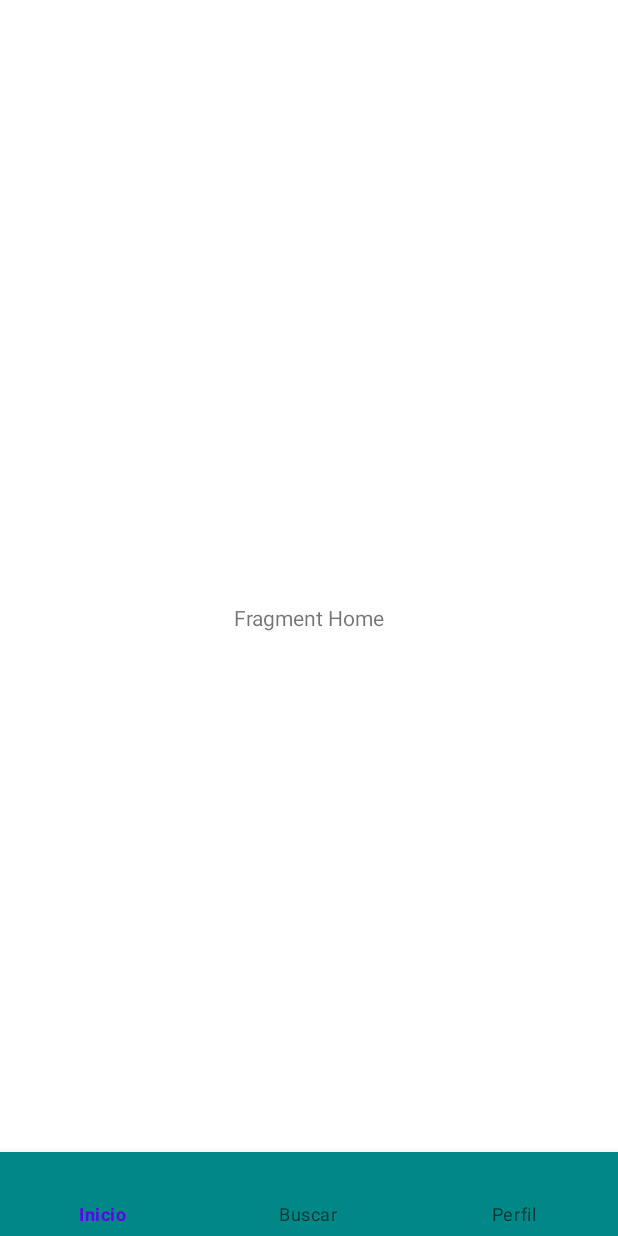
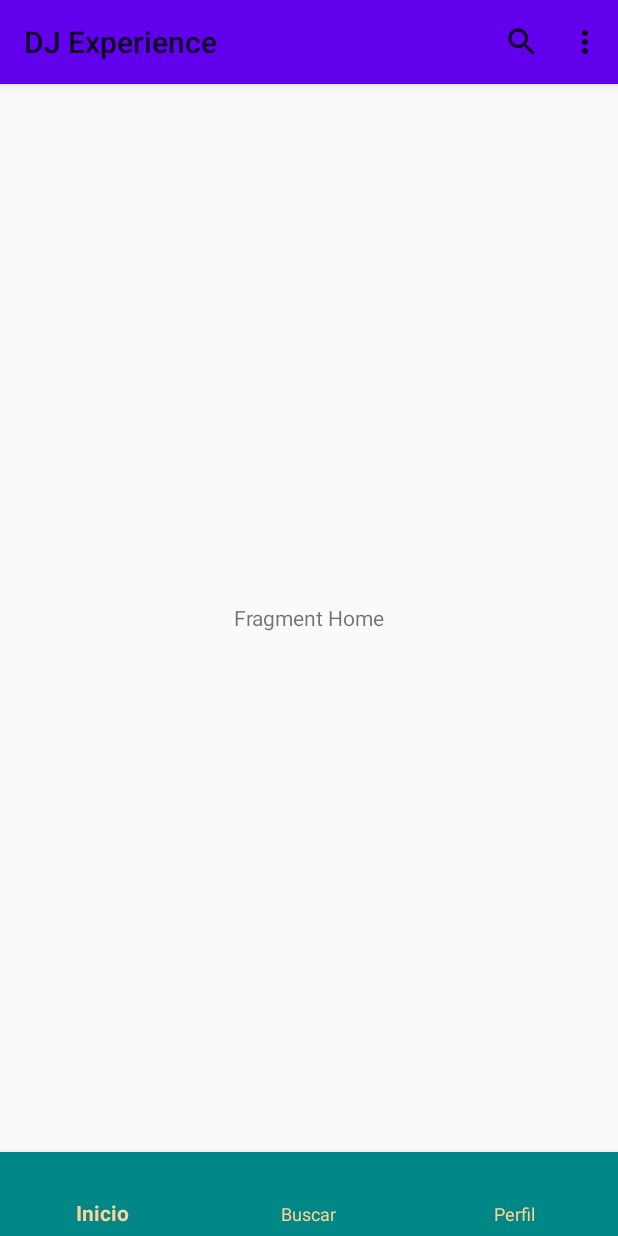
Before and after one commit to FeryaelJustice/DJExperienceApp, an Android app: the MainActivity screen opened directly, with no data from a screen before it, on a phone screen of 412 x 824 dp. Run offline under Robolectric (Android 15) with nearby library versions, the phone set to English and light mode, and no system bars; our stand-ins replace AdMob, navigation-ui.

Commit message:
Own Toolbar, search ready, status bar color and avoid reload on bottom navigation on each item

```diff
--- a/app/src/main/AndroidManifest.xml
+++ b/app/src/main/AndroidManifest.xml
@@ -33,7 +33,8 @@
         <activity
             android:name=".activities.MainActivity"
             android:configChanges="orientation"
-            android:screenOrientation="portrait" />
+            android:screenOrientation="portrait"
+            android:theme="@style/Theme.DJExperience.StatusBar" />
     </application>
 
 </manifest>
--- a/app/src/main/java/com/feryaeldev/djexperience/activities/MainActivity.kt
+++ b/app/src/main/java/com/feryaeldev/djexperience/activities/MainActivity.kt
@@ -2,13 +2,15 @@
 
 import android.content.Intent
 import android.os.Bundle
+import android.view.Menu
+import android.view.MenuItem
+import android.widget.SearchView
 import androidx.navigation.fragment.NavHostFragment
 import androidx.navigation.ui.setupWithNavController
 import com.feryaeldev.djexperience.R
 import com.feryaeldev.djexperience.base.BaseActivity
 import com.feryaeldev.djexperience.onboarding.OnboardingActivity
 import com.feryaeldev.djexperience.settings.Settings
-import com.google.android.gms.ads.AdView
 import com.google.android.material.bottomnavigation.BottomNavigationView
 
 class MainActivity : BaseActivity() {
@@ -23,11 +25,14 @@
 
         // SETTINGS
 
+        // Onboarding and other settings
         //val preferences = getSharedPreferences("Settings", Context.MODE_PRIVATE) ?: return
         val settings = Settings(applicationContext)
         if (settings.isFirstOpen()) {
             navigateToOnboarding()
         }
+        // Initialize toolbar
+        setSupportActionBar(findViewById(R.id.my_toolbar))
 
         // FRAGMENTS BOTTOM NAV AND NAVIGATION COMPONENT
 
@@ -36,6 +41,9 @@
             supportFragmentManager.findFragmentById(R.id.nav_host_fragment) as NavHostFragment
         val navController = navHostFragment.navController
         bottomNavigationView.setupWithNavController(navController)
+        bottomNavigationView.setOnItemReselectedListener {
+            // Avoid reload
+        }
         //NavigationUI.setupWithNavController(bottomNavigationView, navController)
         /*
         bottomNavigationView.selectedItemId = R.id.action_home
@@ -139,4 +147,56 @@
         startActivity(Intent(applicationContext, OnboardingActivity::class.java))
         finish()
     }
+
+    override fun onOptionsItemSelected(item: MenuItem) = when (item.itemId) {
+        R.id.action_settings -> {
+            showMessageShort("You pressed Settings!")
+            true
+        }
+        else -> {
+            super.onOptionsItemSelected(item)
+        }
+    }
+
+    override fun onCreateOptionsMenu(menu: Menu?): Boolean {
+        menuInflater.inflate(R.menu.menu_settings, menu)
+
+        /*
+        // Define the listener
+        val expandListener = object : MenuItem.OnActionExpandListener {
+            override fun onMenuItemActionCollapse(item: MenuItem): Boolean {
+                // Do something when action item collapses
+                return true // Return true to collapse action view
+            }
+
+            override fun onMenuItemActionExpand(item: MenuItem): Boolean {
+                // Do something when expanded
+                return true // Return true to expand action view
+            }
+        }
+
+        // Get the MenuItem for the action item
+        val actionMenuItem = menu?.findItem(R.id.action_search)
+
+        // Assign the listener to that action item
+        actionMenuItem?.setOnActionExpandListener(expandListener)
+        */
+
+        val searchItem = menu?.findItem(R.id.action_search)
+        val searchView = searchItem?.actionView as SearchView
+        searchView.queryHint = "Search artists"
+
+        searchView.setOnQueryTextListener(object : SearchView.OnQueryTextListener {
+            override fun onQueryTextChange(p0: String?): Boolean {
+                return false
+            }
+
+            override fun onQueryTextSubmit(p0: String?): Boolean {
+                // Here code
+                return false
+            }
+        })
+
+        return super.onCreateOptionsMenu(menu)
+    }
 }
--- /dev/null
+++ b/app/src/main/res/drawable/ic_baseline_search_24.xml
@@ -0,0 +1,10 @@
+<vector xmlns:android="http://schemas.android.com/apk/res/android"
+    android:width="24dp"
+    android:height="24dp"
+    android:viewportWidth="24"
+    android:viewportHeight="24"
+    android:tint="?attr/colorControlNormal">
+  <path
+      android:fillColor="@android:color/white"
+      android:pathData="M15.5,14h-0.79l-0.28,-0.27C15.41,12.59 16,11.11 16,9.5 16,5.91 13.09,3 9.5,3S3,5.91 3,9.5 5.91,16 9.5,16c1.61,0 3.09,-0.59 4.23,-1.57l0.27,0.28v0.79l5,4.99L20.49,19l-4.99,-5zM9.5,14C7.01,14 5,11.99 5,9.5S7.01,5 9.5,5 14,7.01 14,9.5 11.99,14 9.5,14z"/>
+</vector>
--- /dev/null
+++ b/app/src/main/res/drawable/ic_baseline_settings_24.xml
@@ -0,0 +1,10 @@
+<vector xmlns:android="http://schemas.android.com/apk/res/android"
+    android:width="24dp"
+    android:height="24dp"
+    android:viewportWidth="24"
+    android:viewportHeight="24"
+    android:tint="?attr/colorControlNormal">
+  <path
+      android:fillColor="@android:color/white"
+      android:pathData="M19.14,12.94c0.04,-0.3 0.06,-0.61 0.06,-0.94c0,-0.32 -0.02,-0.64 -0.07,-0.94l2.03,-1.58c0.18,-0.14 0.23,-0.41 0.12,-0.61l-1.92,-3.32c-0.12,-0.22 -0.37,-0.29 -0.59,-0.22l-2.39,0.96c-0.5,-0.38 -1.03,-0.7 -1.62,-0.94L14.4,2.81c-0.04,-0.24 -0.24,-0.41 -0.48,-0.41h-3.84c-0.24,0 -0.43,0.17 -0.47,0.41L9.25,5.35C8.66,5.59 8.12,5.92 7.63,6.29L5.24,5.33c-0.22,-0.08 -0.47,0 -0.59,0.22L2.74,8.87C2.62,9.08 2.66,9.34 2.86,9.48l2.03,1.58C4.84,11.36 4.8,11.69 4.8,12s0.02,0.64 0.07,0.94l-2.03,1.58c-0.18,0.14 -0.23,0.41 -0.12,0.61l1.92,3.32c0.12,0.22 0.37,0.29 0.59,0.22l2.39,-0.96c0.5,0.38 1.03,0.7 1.62,0.94l0.36,2.54c0.05,0.24 0.24,0.41 0.48,0.41h3.84c0.24,0 0.44,-0.17 0.47,-0.41l0.36,-2.54c0.59,-0.24 1.13,-0.56 1.62,-0.94l2.39,0.96c0.22,0.08 0.47,0 0.59,-0.22l1.92,-3.32c0.12,-0.22 0.07,-0.47 -0.12,-0.61L19.14,12.94zM12,15.6c-1.98,0 -3.6,-1.62 -3.6,-3.6s1.62,-3.6 3.6,-3.6s3.6,1.62 3.6,3.6S13.98,15.6 12,15.6z"/>
+</vector>
--- a/app/src/main/res/layout/activity_main.xml
+++ b/app/src/main/res/layout/activity_main.xml
@@ -6,16 +6,26 @@
     android:layout_height="match_parent"
     tools:context=".activities.MainActivity">
 
+    <androidx.appcompat.widget.Toolbar
+        android:id="@+id/my_toolbar"
+        android:layout_width="match_parent"
+        android:layout_height="?attr/actionBarSize"
+        android:background="?attr/colorPrimary"
+        android:elevation="4dp"
+        android:theme="@style/ThemeOverlay.AppCompat.ActionBar"
+        app:layout_constraintTop_toTopOf="parent"
+        app:popupTheme="@style/ThemeOverlay.AppCompat.Light" />
+
     <androidx.fragment.app.FragmentContainerView
         android:id="@+id/nav_host_fragment"
         android:name="androidx.navigation.fragment.NavHostFragment"
         android:layout_width="0dp"
         android:layout_height="0dp"
         app:defaultNavHost="true"
-        app:layout_constraintBottom_toBottomOf="parent"
+        app:layout_constraintBottom_toTopOf="@id/bottomNav"
         app:layout_constraintLeft_toLeftOf="parent"
         app:layout_constraintRight_toRightOf="parent"
-        app:layout_constraintTop_toTopOf="parent"
+        app:layout_constraintTop_toBottomOf="@id/my_toolbar"
         app:navGraph="@navigation/nav_graph" />
 
     <com.google.android.material.bottomnavigation.BottomNavigationView
--- /dev/null
+++ b/app/src/main/res/menu/menu_settings.xml
@@ -0,0 +1,24 @@
+<?xml version="1.0" encoding="utf-8"?>
+<menu xmlns:android="http://schemas.android.com/apk/res/android"
+    xmlns:app="http://schemas.android.com/apk/res-auto">
+
+    <!-- "Mark Favorite", should appear as action button if possible -->
+    <!--
+    <item
+        android:id="@+id/action_favorite"
+        android:icon="@drawable/ic_favorite_black_48dp"
+        android:title="@string/action_favorite"
+        app:showAsAction="ifRoom"/>
+    -->
+    <item
+        android:id="@+id/action_search"
+        android:icon="@drawable/ic_baseline_search_24"
+        android:title="@string/search"
+        app:actionViewClass="android.widget.SearchView"
+        app:showAsAction="ifRoom|collapseActionView" />
+
+    <item
+        android:id="@+id/action_settings"
+        android:title="@string/settings"
+        app:showAsAction="never" />
+</menu>
--- a/app/src/main/res/values-night/themes.xml
+++ b/app/src/main/res/values-night/themes.xml
@@ -23,4 +23,14 @@
         <item name="itemIconTint">@color/color_secondary_light</item>
         <item name="itemTextColor">@color/color_secondary_light</item>
     </style>
+
+    <!-- Defined a new style with three items of color. -->
+    <style name="Theme.DJExperience.StatusBar" parent="Theme.AppCompat.Light.NoActionBar">
+        <!-- Customize your theme here. -->
+        <item name="colorPrimary">@color/color_primary</item>
+
+        <!-- Defining that new color in ColorPrimaryDark -->
+        <item name="colorPrimaryDark">@color/color_primary</item>
+        <item name="colorAccent">@color/color_accent</item>
+    </style>
 </resources>
--- a/app/src/main/res/values/colors.xml
+++ b/app/src/main/res/values/colors.xml
@@ -10,6 +10,7 @@
 
     <!-- App colors -->
     <color name="color_primary">@color/purple_500</color>
+    <color name="color_accent">@color/purple_700</color>
     <color name="color_secondary">#FF8F00</color>
     <color name="color_secondary_light">#FFD299</color>
     <color name="color_background">@color/white</color>
--- a/app/src/main/res/values/strings.xml
+++ b/app/src/main/res/values/strings.xml
@@ -4,4 +4,6 @@
     <string name="bottom_nav_home">Inicio</string>
     <string name="bottom_nav_search">Buscar</string>
     <string name="bottom_nav_profile">Perfil</string>
+    <string name="settings">Ajustes</string>
+    <string name="search">Buscar</string>
 </resources>
--- a/app/src/main/res/values/themes.xml
+++ b/app/src/main/res/values/themes.xml
@@ -2,7 +2,7 @@
     <!-- Base application theme. -->
     <style name="Theme.DJExperience" parent="Theme.MaterialComponents.DayNight.NoActionBar">
         <!-- Primary brand color. -->
-        <item name="colorPrimary">@color/purple_500</item>
+        <item name="colorPrimary">@color/color_primary</item>
         <item name="colorPrimaryVariant">@color/purple_700</item>
         <item name="colorOnPrimary">@color/white</item>
         <!-- Secondary brand color. -->
@@ -23,4 +23,15 @@
         <item name="itemIconTint">@color/color_secondary_light</item>
         <item name="itemTextColor">@color/color_secondary_light</item>
     </style>
+
+
+    <!-- Defined a new style with three items of color. -->
+    <style name="Theme.DJExperience.StatusBar" parent="Theme.AppCompat.Light.NoActionBar">
+        <!-- Customize your theme here. -->
+        <item name="colorPrimary">@color/color_primary</item>
+
+        <!-- Defining that new color in ColorPrimaryDark -->
+        <item name="colorPrimaryDark">@color/color_primary</item>
+        <item name="colorAccent">@color/color_accent</item>
+    </style>
 </resources>
```
Also changed, not shown: 1 other file.
